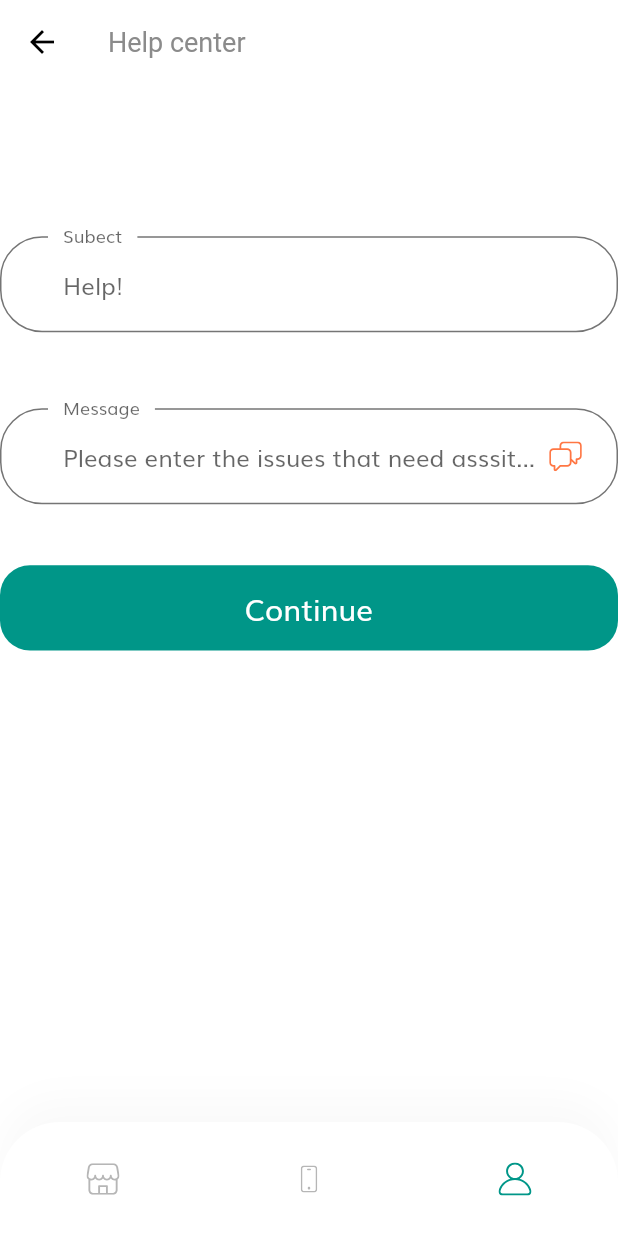
After one commit to FazmyFairoze/e-pay3, a Flutter app: the HelpScreen screen opened by its route, on a phone screen of 412 x 824 dp. The commit adds this screen. Run offline on Flutter 3.47's test engine with Material 2 defaults, Android fonts, the phone set to English and light mode, and no system bars; our stand-ins replace cloud_firestore, firebase_auth, firebase_core, fl_chart, flutter_svg; missing offline and left inert: flutter_barcode_scanner, flutter_circular_chart, flutter_sparkline; accounts and stored records are empty.

Commit message:
help center created

```diff
--- a/lib/models/User.dart
+++ b/lib/models/User.dart
@@ -1,5 +1,6 @@
 import 'package:cloud_firestore/cloud_firestore.dart';
 import 'package:e_pay/screens/complete_profile/components/complete_profile_form.dart';
+import 'package:e_pay/screens/sign_up/components/sign_up_form.dart';
 import 'package:firebase_auth/firebase_auth.dart';
 import 'package:flutter/material.dart';
 
@@ -9,6 +10,7 @@ class Users {
   static final String phoneNumber =
       CompleteProfileForm.phoneNumberController.text;
   static final String nic = CompleteProfileForm.nicController.text;
+  static final String email = SignUpForm.emailController.text;
   //static final userRef =
   //  FirebaseFirestore.instance.collection('user').withConverter<User>(
   //      fromFirestore: (snapshot, _) => User.fromJson(snapshot.data()),
@@ -20,6 +22,7 @@ class Users {
   static addData() {
     Map<String, dynamic> userData = {
       "fullName": fullName,
+      "email": email,
       "address": address,
       "phoneNumber": phoneNumber,
       "nic": nic
--- a/lib/routes.dart
+++ b/lib/routes.dart
@@ -3,6 +3,10 @@
 
 //import 'dart:js';
 
+//import 'dart:js';
+
+import 'package:e_pay/screens/help/email_sender.dart';
+import 'package:e_pay/screens/help/help.dart';
 import 'package:e_pay/screens/qr/qr.dart';
 import 'package:flutter/widgets.dart';
 import 'package:e_pay/screens/cart/cart_screen.dart';
@@ -44,5 +48,6 @@ final Map<String, WidgetBuilder> routes = {
   ItemsAvailableScreen.routeName: (context) => ItemsAvailableScreen(),
   ItemsDetailsScreen.routeName: (context) => ItemsDetailsScreen(),
   AccountDetailsScreen.routeName: (context) => AccountDetailsScreen(),
-  EditPaymentDetailsScreen.routeName: (context) => EditPaymentDetailsScreen()
+  EditPaymentDetailsScreen.routeName: (context) => EditPaymentDetailsScreen(),
+  HelpScreen.routeName: (context) => HelpScreen()
 };
--- /dev/null
+++ b/lib/screens/help/email_sender.dart
@@ -0,0 +1,145 @@
+import 'package:e_pay/screens/sign_up/components/sign_up_form.dart';
+import 'package:flutter/material.dart';
+import 'package:e_pay/components/custom_surfix_icon.dart';
+import 'package:e_pay/components/default_button.dart';
+import 'package:e_pay/components/form_error.dart';
+import 'package:e_pay/screens/complete_profile/complete_profile_screen.dart';
+import 'package:url_launcher/url_launcher.dart';
+
+import '../../../constants.dart';
+import '../../../size_config.dart';
+
+class EmailSender extends StatefulWidget {
+  @override
+  //static final emailController = TextEditingController();
+  _EmailSenderState createState() => _EmailSenderState();
+}
+
+class _EmailSenderState extends State<EmailSender> {
+  final _formKey = GlobalKey<FormState>();
+  //static final TextEditingController emailController = TextEditingController();
+  String email = "fazmy.fairoze@gmail.com";
+  TextEditingController subjectController = TextEditingController();
+  TextEditingController messageController = TextEditingController();
+  String subject;
+  String message;
+  //bool remember = false;
+  final List<String> errors = [];
+
+  void addError({String error}) {
+    if (!errors.contains(error))
+      setState(() {
+        errors.add(error);
+      });
+  }
+
+  void removeError({String error}) {
+    if (errors.contains(error))
+      setState(() {
+        errors.remove(error);
+      });
+  }
+
+  @override
+  Widget build(BuildContext context) {
+    return Form(
+      key: _formKey,
+      child: Column(
+        children: [
+          //buildEmailFormField(),
+          SizedBox(height: getProportionateScreenHeight(100)),
+          buildSubjectFormField(),
+          SizedBox(height: getProportionateScreenHeight(50)),
+          buildMessageFormField(),
+          FormError(errors: errors),
+          SizedBox(height: getProportionateScreenHeight(40)),
+          DefaultButton(
+            text: "Continue",
+            press: () {
+              if (_formKey.currentState.validate()) {
+                _formKey.currentState.save();
+                // if all are valid then go to success screen
+                //Navigator.pushNamed(context, CompleteProfileScreen.routeName);
+                launchEmail(
+                  subject: subjectController.text,
+                  message: messageController.text,
+                );
+              }
+            },
+          ),
+        ],
+      ),
+    );
+  }
+
+  TextFormField buildMessageFormField() {
+    return TextFormField(
+      obscureText: false,
+      onSaved: (newValue) => message = newValue,
+      onChanged: (value) {
+        if (value.isNotEmpty) {
+          removeError(error: kPassNullError);
+        } //else if (value.isNotEmpty && password == conform_password) {
+        //removeError(error: kMatchPassError);
+        //}
+        message = value;
+      },
+      validator: (value) {
+        if (value.isEmpty) {
+          addError(error: kPassNullError);
+          return "";
+        }
+        return null;
+      },
+      decoration: InputDecoration(
+        labelText: "Message",
+        hintText: "Please enter the issues that need asssitance in",
+        // If  you are using latest version of flutter then lable text and hint text shown like this
+        // if you r using flutter less then 1.20.* then maybe this is not working properly
+        floatingLabelBehavior: FloatingLabelBehavior.always,
+        suffixIcon: CustomSurffixIcon(svgIcon: "assets/icons/Conversation.svg"),
+      ),
+    );
+  }
+
+  TextFormField buildSubjectFormField() {
+    return TextFormField(
+      obscureText: false,
+      onSaved: (newValue) => subject = newValue,
+      onChanged: (value) {
+        if (value.isNotEmpty) {
+          removeError(error: kPassNullError);
+        }
+        subject = value;
+      },
+      validator: (value) {
+        if (value.isEmpty) {
+          addError(error: kPassNullError);
+          return "";
+        }
+        return null;
+      },
+      decoration: InputDecoration(
+        labelText: "Subect",
+        hintText: "Help!",
+        // If  you are using latest version of flutter then lable text and hint text shown like this
+        // if you r using flutter less then 1.20.* then maybe this is not working properly
+        floatingLabelBehavior: FloatingLabelBehavior.always,
+        //suffixIcon: CustomSurffixIcon(svgIcon: "assets/icons/Lock.svg"),
+      ),
+    );
+  }
+}
+
+Future launchEmail({
+  String email = 'fazmy.fairoze@gmail.com',
+  String subject,
+  String message,
+}) async {
+  final url =
+      'mailto:$email?subject=${Uri.encodeFull(subject)}&body=${Uri.encodeFull(message)}';
+
+  if (await canLaunch(url)) {
+    await launch(url);
+  }
+}
--- /dev/null
+++ b/lib/screens/help/help.dart
@@ -0,0 +1,20 @@
+import 'package:e_pay/screens/help/email_sender.dart';
+import 'package:flutter/material.dart';
+import 'package:e_pay/components/coustom_bottom_nav_bar.dart';
+import 'package:e_pay/enums.dart';
+
+//import 'components/body.dart';
+
+class HelpScreen extends StatelessWidget {
+  static String routeName = "/email_sender";
+  @override
+  Widget build(BuildContext context) {
+    return Scaffold(
+      appBar: AppBar(
+        title: Text("Help center"),
+      ),
+      body: EmailSender(),
+      bottomNavigationBar: CustomBottomNavBar(selectedMenu: MenuState.profile),
+    );
+  }
+}
--- a/lib/screens/home/components/discount_banner.dart
+++ b/lib/screens/home/components/discount_banner.dart
@@ -35,7 +35,9 @@ class DiscountBanner extends StatelessWidget {
               ),
             ),
             //TextSpan(text: "Welcome\n"),
-            TextSpan(text: "Email Address: \n"),
+            TextSpan(
+                text:
+                    "Email Address: " + SignUpForm.emailController.text + "\n"),
             TextSpan(
                 text: "Phone Number: " +
                     CompleteProfileForm.phoneNumberController.text +
@@ -48,7 +50,7 @@ class DiscountBanner extends StatelessWidget {
                 text: "Address: " +
                     CompleteProfileForm.addressContoller.text +
                     "\n"),
-            TextSpan(text: "TOTAl SPENT: Rs5000 \n"),
+            //TextSpan(text: "TOTAl SPENT: Rs5000 \n"),
           ],
         ),
       ),
--- a/lib/screens/sign_up/components/sign_up_form.dart
+++ b/lib/screens/sign_up/components/sign_up_form.dart
@@ -9,11 +9,13 @@ import '../../../size_config.dart';
 
 class SignUpForm extends StatefulWidget {
   @override
+  static final emailController = TextEditingController();
   _SignUpFormState createState() => _SignUpFormState();
 }
 
 class _SignUpFormState extends State<SignUpForm> {
   final _formKey = GlobalKey<FormState>();
+  //static final TextEditingController emailController = TextEditingController();
   String email;
   String password;
   String conform_password;
@@ -130,6 +132,7 @@ class _SignUpFormState extends State<SignUpForm> {
 
   TextFormField buildEmailFormField() {
     return TextFormField(
+      controller: SignUpForm.emailController,
       keyboardType: TextInputType.emailAddress,
       onSaved: (newValue) => email = newValue,
       onChanged: (value) {
--- a/pubspec.yaml
+++ b/pubspec.yaml
@@ -45,6 +45,9 @@ dependencies:
   #barcode_scan:
   cloud_firestore: ^2.4.0
   flutter_barcode_scanner: ^2.0.0
+  #flutter_email_sender: ^5.0.2
+  #mailer: ^5.0.1
+  url_launcher: ^6.0.9
 
 
 dev_dependencies:
```
Also changed, not shown: lib/screens/profile/components/body.dart (+6 -1 lines), lib/screens/qr/qr.dart (+16 -3 lines), pubspec.lock, 5 other files.
